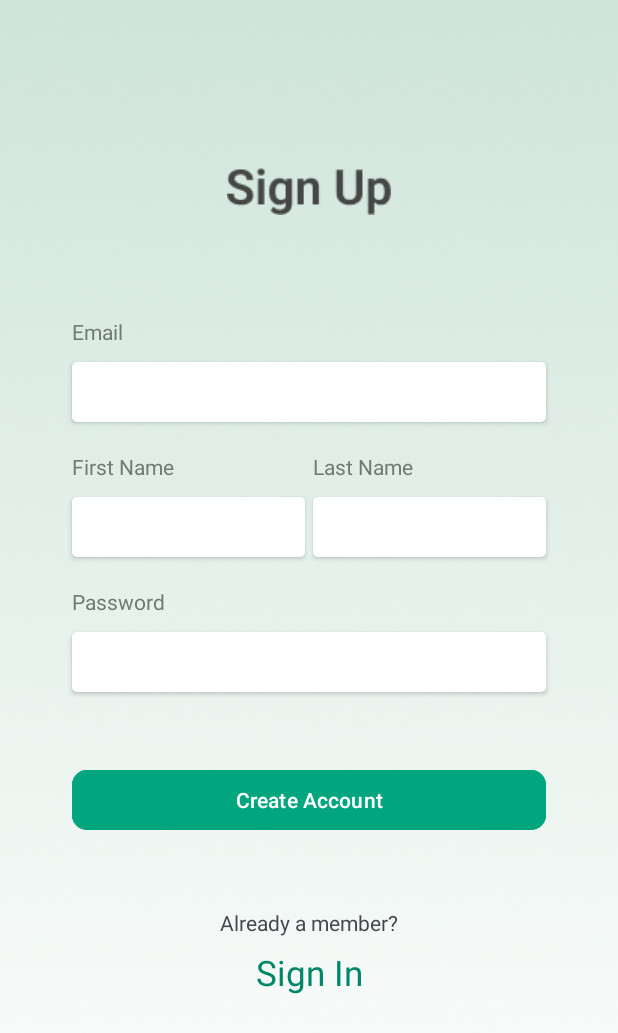
After one commit to Bekir-Caglar/BudgetControl, an Android app: the fragment SignUpFragment shown on its own in the app's theme, on a phone screen of 412 x 824 dp. The commit adds this screen. Shown: the top 1033 px of the screen. Run offline under Robolectric (Android 15) with nearby library versions, the phone set to English and light mode, and no system bars.

Commit message:
Sign in and sign up pages created

```diff
--- /dev/null
+++ b/app/src/main/java/com/bekircaglar/budgetcontrol/fragments/details/SignUpFragment.kt
@@ -0,0 +1,60 @@
+package com.bekircaglar.budgetcontrol.fragments.details
+
+import android.os.Bundle
+import androidx.fragment.app.Fragment
+import android.view.LayoutInflater
+import android.view.View
+import android.view.ViewGroup
+import com.bekircaglar.budgetcontrol.R
+
+// TODO: Rename parameter arguments, choose names that match
+// the fragment initialization parameters, e.g. ARG_ITEM_NUMBER
+private const val ARG_PARAM1 = "param1"
+private const val ARG_PARAM2 = "param2"
+
+/**
+ * A simple [Fragment] subclass.
+ * Use the [SignUpFragment.newInstance] factory method to
+ * create an instance of this fragment.
+ */
+class SignUpFragment : Fragment() {
+    // TODO: Rename and change types of parameters
+    private var param1: String? = null
+    private var param2: String? = null
+
+    override fun onCreate(savedInstanceState: Bundle?) {
+        super.onCreate(savedInstanceState)
+        arguments?.let {
+            param1 = it.getString(ARG_PARAM1)
+            param2 = it.getString(ARG_PARAM2)
+        }
+    }
+
+    override fun onCreateView(
+        inflater: LayoutInflater, container: ViewGroup?,
+        savedInstanceState: Bundle?
+    ): View? {
+        // Inflate the layout for this fragment
+        return inflater.inflate(R.layout.fragment_sign_up, container, false)
+    }
+
+    companion object {
+        /**
+         * Use this factory method to create a new instance of
+         * this fragment using the provided parameters.
+         *
+         * @param param1 Parameter 1.
+         * @param param2 Parameter 2.
+         * @return A new instance of fragment SignUpFragment.
+         */
+        // TODO: Rename and change types and number of parameters
+        @JvmStatic
+        fun newInstance(param1: String, param2: String) =
+            SignUpFragment().apply {
+                arguments = Bundle().apply {
+                    putString(ARG_PARAM1, param1)
+                    putString(ARG_PARAM2, param2)
+                }
+            }
+    }
+}
--- /dev/null
+++ b/app/src/main/res/layout/fragment_sign_up.xml
@@ -0,0 +1,168 @@
+<?xml version="1.0" encoding="utf-8"?>
+<androidx.constraintlayout.widget.ConstraintLayout xmlns:android="http://schemas.android.com/apk/res/android"
+    xmlns:app="http://schemas.android.com/apk/res-auto"
+    xmlns:tools="http://schemas.android.com/tools"
+    android:layout_width="match_parent"
+    android:layout_height="match_parent"
+    android:background="@drawable/background1"
+    tools:context=".fragments.details.SignUpFragment">
+
+
+    <TextView
+        android:id="@+id/label3"
+        android:layout_width="0dp"
+        android:layout_height="24dp"
+        android:layout_marginStart="48dp"
+        android:layout_marginTop="72dp"
+        android:layout_marginEnd="48dp"
+        android:gravity="top"
+        android:lineSpacingExtra="8sp"
+        android:text="Email"
+        android:textAppearance="@style/label"
+        android:translationY="-3.8sp"
+        app:layout_constraintEnd_toEndOf="parent"
+        app:layout_constraintStart_toStartOf="parent"
+        app:layout_constraintTop_toBottomOf="@+id/imageView" />
+
+    <EditText
+        android:id="@+id/editTextTextEmailAddress2"
+        android:layout_width="0dp"
+        android:layout_height="40dp"
+        android:layout_marginStart="48dp"
+        android:layout_marginTop="2dp"
+        android:layout_marginEnd="48dp"
+        android:background="@drawable/myrect"
+        android:elevation="2dp"
+        android:ems="10"
+        android:inputType="textEmailAddress"
+        app:layout_constraintEnd_toEndOf="parent"
+        app:layout_constraintStart_toStartOf="parent"
+        app:layout_constraintTop_toBottomOf="@+id/label3" />
+
+    <EditText
+        android:id="@+id/editTextNumberPassword2"
+        android:layout_width="0dp"
+        android:layout_height="40dp"
+        android:layout_marginStart="48dp"
+        android:layout_marginTop="2dp"
+        android:layout_marginEnd="48dp"
+        android:background="@drawable/myrect"
+        android:elevation="2dp"
+        android:ems="10"
+        android:inputType="numberPassword"
+        app:layout_constraintEnd_toEndOf="parent"
+        app:layout_constraintStart_toStartOf="parent"
+        app:layout_constraintTop_toBottomOf="@+id/label4" />
+
+    <TextView
+        android:id="@+id/label4"
+        android:layout_width="0dp"
+        android:layout_height="24dp"
+        android:layout_marginTop="24dp"
+        android:gravity="top"
+        android:lineSpacingExtra="8sp"
+        android:text="Password"
+        android:textAppearance="@style/label"
+        android:translationY="-3.8sp"
+        app:layout_constraintStart_toStartOf="@+id/editTextNumberPassword2"
+        app:layout_constraintTop_toBottomOf="@+id/editTextText2" />
+
+    <ImageView
+        android:id="@+id/imageView"
+        android:layout_width="wrap_content"
+        android:layout_height="wrap_content"
+        android:layout_marginTop="112dp"
+        android:src="@drawable/singup"
+        app:layout_constraintEnd_toEndOf="parent"
+        app:layout_constraintHorizontal_bias="0.5"
+        app:layout_constraintStart_toStartOf="parent"
+        app:layout_constraintTop_toTopOf="parent" />
+
+    <TextView
+        android:id="@+id/label5"
+        android:layout_width="155dp"
+        android:layout_height="24dp"
+        android:layout_marginTop="24dp"
+        android:gravity="top"
+        android:lineSpacingExtra="8sp"
+        android:text="First Name"
+        android:textAppearance="@style/label"
+        android:translationY="-3.8sp"
+        app:layout_constraintStart_toStartOf="@+id/editTextText"
+        app:layout_constraintTop_toBottomOf="@+id/editTextTextEmailAddress2" />
+
+    <EditText
+        android:id="@+id/editTextText2"
+        android:layout_width="155dp"
+        android:layout_height="40dp"
+        android:layout_marginTop="2dp"
+        android:layout_marginEnd="48dp"
+        android:background="@drawable/myrect"
+        android:elevation="2dp"
+        android:ems="10"
+        android:inputType="text"
+        app:layout_constraintEnd_toEndOf="parent"
+        app:layout_constraintTop_toBottomOf="@+id/label6" />
+
+    <EditText
+        android:id="@+id/editTextText"
+        android:layout_width="155dp"
+        android:layout_height="40dp"
+        android:layout_marginStart="48dp"
+        android:layout_marginTop="2dp"
+        android:background="@drawable/myrect"
+        android:elevation="2dp"
+        android:ems="10"
+        android:inputType="text"
+        app:layout_constraintStart_toStartOf="parent"
+        app:layout_constraintTop_toBottomOf="@+id/label5" />
+
+    <TextView
+        android:id="@+id/label6"
+        android:layout_width="155dp"
+        android:layout_height="24dp"
+        android:gravity="top"
+        android:lineSpacingExtra="8sp"
+        android:text="Last Name"
+        android:textAppearance="@style/label"
+        android:translationY="-3.8sp"
+        app:layout_constraintEnd_toEndOf="@+id/editTextText2"
+        app:layout_constraintTop_toTopOf="@+id/label5" />
+
+    <Button
+        android:id="@+id/button"
+        android:layout_width="0dp"
+        android:layout_height="wrap_content"
+        android:layout_marginStart="48dp"
+        android:layout_marginTop="48dp"
+        android:layout_marginEnd="48dp"
+        android:backgroundTint="@color/lite_button_color"
+        android:text="Create Account"
+        app:cornerRadius="10dp"
+        app:layout_constraintEnd_toEndOf="parent"
+        app:layout_constraintStart_toStartOf="parent"
+        app:layout_constraintTop_toBottomOf="@+id/editTextNumberPassword2" />
+
+    <TextView
+        android:id="@+id/textView10"
+        android:layout_width="wrap_content"
+        android:layout_height="wrap_content"
+        android:layout_marginTop="48dp"
+        android:text="Already a member?"
+        app:layout_constraintEnd_toEndOf="@+id/button"
+        app:layout_constraintStart_toStartOf="@+id/button"
+        app:layout_constraintTop_toBottomOf="@+id/button" />
+
+    <TextView
+        android:id="@+id/textView42"
+        android:layout_width="wrap_content"
+        android:layout_height="wrap_content"
+        android:layout_marginTop="8dp"
+        android:text="Sign In"
+        android:textColor="@color/light_text_color"
+        android:textSize="23dp"
+        app:layout_constraintEnd_toEndOf="@+id/textView10"
+        app:layout_constraintStart_toStartOf="@+id/textView10"
+        app:layout_constraintTop_toBottomOf="@+id/textView10" />
+
+</androidx.constraintlayout.widget.ConstraintLayout>
--- a/app/src/main/res/values/colors.xml
+++ b/app/src/main/res/values/colors.xml
@@ -10,6 +10,7 @@
     <color name="background_color">#f9fbf8</color>
     <color name="toolbar_title">#003829</color>
     <color name="light_text_color">#008768</color>
+    <color name="lite_button_color">#01a67f</color>
     <color name="dark_text_color">#006C52</color>
     <color name="number_color">#444745</color>
     <color name="info_text">#707974</color>
```
Also changed, not shown: app/src/main/java/com/bekircaglar/budgetcontrol/fragments/details/LoginFragment.kt (added, +60 -0 lines), app/src/main/res/layout/fragment_login.xml (added, +184 -0 lines), app/src/main/res/drawable/facebook_icon.png (added), app/src/main/res/drawable/google_icon.png (added), app/src/main/res/drawable/twitter_icon.png (added).
